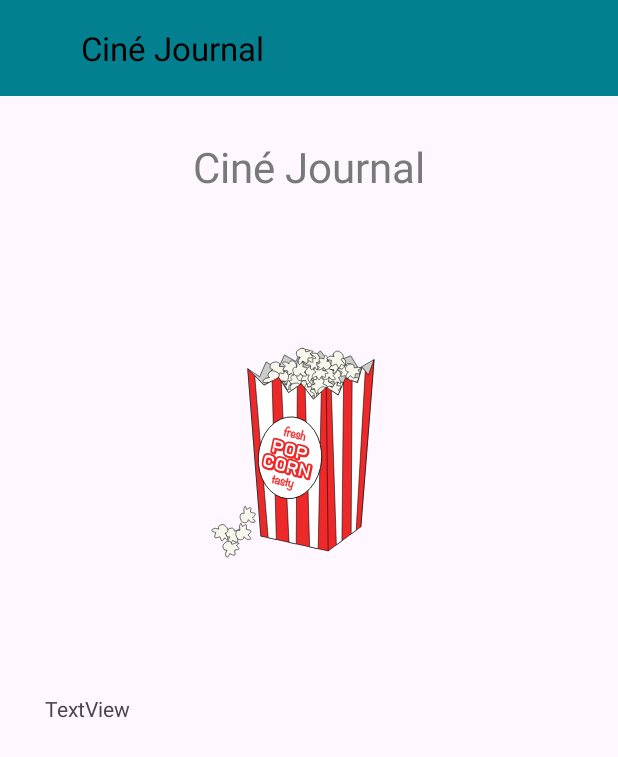
After one commit to Eliefrh/cineJournal, an Android app: the APropos screen opened directly, with no data from a screen before it, on a phone screen of 412 x 824 dp. The commit adds this screen. Shown: the top 757 px of the screen. Run offline under Robolectric (Android 15) with nearby library versions, the phone set to English and light mode, and no system bars.

Commit message:
commencer à travailler sur les fonctionnements de la menu

```diff
--- a/app/src/main/AndroidManifest.xml
+++ b/app/src/main/AndroidManifest.xml
@@ -13,6 +13,9 @@
         android:theme="@style/Theme.CineJournal"
         tools:targetApi="31">
         <activity
+            android:name=".APropos"
+            android:exported="false" />
+        <activity
             android:name=".ListeDeFilms"
             android:exported="true">
             <intent-filter>
--- /dev/null
+++ b/app/src/main/java/com/example/cinejournal/alfriehalhelou/APropos.kt
@@ -0,0 +1,14 @@
+package com.example.cinejournal.alfriehalhelou
+
+import androidx.appcompat.app.AppCompatActivity
+import android.os.Bundle
+
+class APropos : AppCompatActivity() {
+    override fun onCreate(savedInstanceState: Bundle?) {
+        super.onCreate(savedInstanceState)
+        setContentView(R.layout.activity_apropos)
+
+
+        //supportActionBar?.title = getString(R.string.activite_apropos)
+    }
+}
--- /dev/null
+++ b/app/src/main/res/layout/activity_apropos.xml
@@ -0,0 +1,51 @@
+<?xml version="1.0" encoding="utf-8"?>
+<androidx.constraintlayout.widget.ConstraintLayout xmlns:android="http://schemas.android.com/apk/res/android"
+    xmlns:app="http://schemas.android.com/apk/res-auto"
+    xmlns:tools="http://schemas.android.com/tools"
+    android:layout_width="match_parent"
+    android:layout_height="match_parent"
+    tools:context=".APropos">
+
+    <include
+        android:id="@+id/include"
+        layout="@layout/toolbar"
+        android:layout_width="match_parent"
+        android:layout_height="wrap_content"
+        tools:layout_editor_absoluteX="0dp"
+        tools:layout_editor_absoluteY="0dp" />
+
+    <TextView
+        android:id="@+id/textView"
+        android:layout_width="185dp"
+        android:layout_height="63dp"
+        android:layout_marginTop="28dp"
+        android:text="Ciné Journal"
+        android:textAlignment="center"
+        android:textColor="#7A7979"
+        android:textSize="28sp"
+        app:layout_constraintEnd_toEndOf="parent"
+        app:layout_constraintStart_toStartOf="parent"
+        app:layout_constraintTop_toBottomOf="@+id/include" />
+
+    <ImageView
+        android:id="@+id/imageView"
+        android:layout_width="370dp"
+        android:layout_height="259dp"
+        android:layout_marginTop="16dp"
+        app:layout_constraintEnd_toEndOf="parent"
+        app:layout_constraintHorizontal_bias="0.487"
+        app:layout_constraintStart_toStartOf="parent"
+        app:layout_constraintTop_toBottomOf="@+id/textView"
+        app:srcCompat="@drawable/icon_foreground" />
+
+    <TextView
+        android:id="@+id/textView2"
+        android:layout_width="352dp"
+        android:layout_height="249dp"
+        android:layout_marginTop="32dp"
+        android:text="TextView"
+        app:layout_constraintEnd_toEndOf="parent"
+        app:layout_constraintStart_toStartOf="parent"
+        app:layout_constraintTop_toBottomOf="@+id/imageView" />
+
+</androidx.constraintlayout.widget.ConstraintLayout>
--- a/app/src/main/res/layout/toolbar.xml
+++ b/app/src/main/res/layout/toolbar.xml
@@ -6,7 +6,8 @@
     android:layout_height="wrap_content"
     android:background="#03808F"
     android:elevation="8dp"
+    android:paddingStart="50dp"
     android:textAlignment="center"
     app:title="Ciné Journal"
     app:titleTextColor="#000000"
-    tools:visibility="visible"></androidx.appcompat.widget.Toolbar>
+    tools:visibility="visible"/>
--- a/app/src/main/res/values/strings.xml
+++ b/app/src/main/res/values/strings.xml
@@ -1,3 +1,4 @@
 <resources>
     <string name="app_name">cineJournal</string>
+    <string name="activite_apropos">A propos</string>
 </resources>
```
